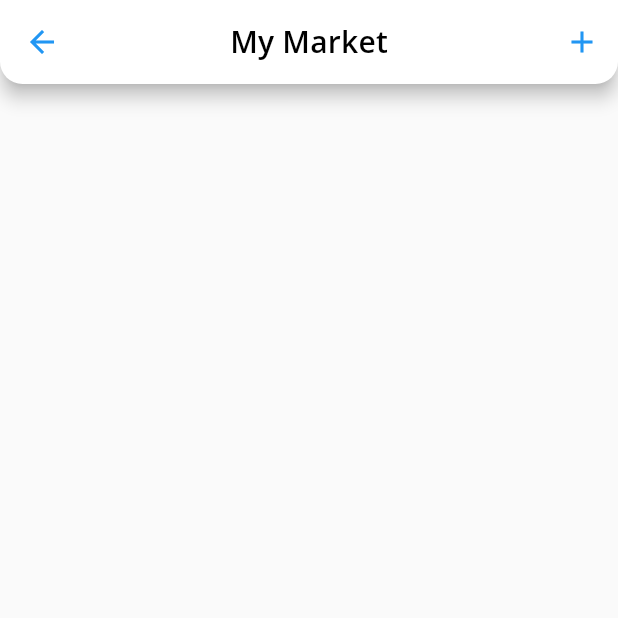
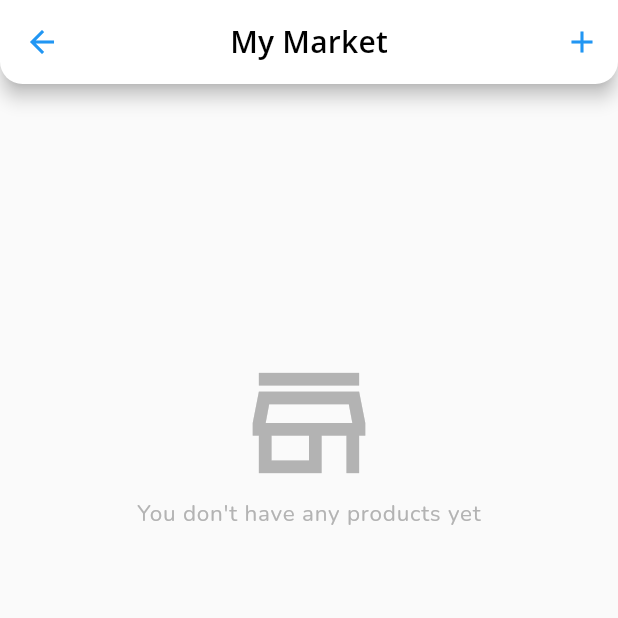
Before and after one commit to ILoveBacteria/namakala, a Flutter app: the screen it shows after launch, item 3 of the bottom bar chosen, after a tap on "My Market", on a phone screen of 412 x 824 dp, the top half of it. Run offline on Flutter 3.47's test engine with Material 2 defaults, Android fonts, the phone set to English and light mode, and no system bars; our stand-ins replace google_fonts.

Commit message:
Added empty market message on screen

```diff
--- a/lib/screens/my_market.dart
+++ b/lib/screens/my_market.dart
@@ -1,6 +1,8 @@
 import 'package:flutter/material.dart';
 import 'package:namakala/screens/add_product.dart';
 import 'package:namakala/widgets/screen_setting.dart';
+
+import '../utilities/font.dart';
 
 class MyMarket extends StatelessWidget {
   const MyMarket({Key? key}) : super(key: key);
@@ -24,7 +26,31 @@ class MyMarket extends StatelessWidget {
           ),
         ],
       ),
-      child: Container(),
+      child: _buildEmptyMarketScreen(context),
+    );
+  }
+
+  Widget _buildEmptyMarketScreen(BuildContext context) {
+    return Center(
+      child: SizedBox(
+        height: MediaQuery.of(context).size.height / 2,
+        child: Column(
+          mainAxisAlignment: MainAxisAlignment.center,
+          crossAxisAlignment: CrossAxisAlignment.center,
+          children: <Widget>[
+            const Icon(
+              Icons.store_outlined,
+              size: 100.0,
+              color: Color.fromARGB(255, 179, 179, 179),
+            ),
+            Text(
+              'You don\'t have any products yet',
+              style: Font.styleBody1(
+                  color: const Color.fromARGB(255, 179, 179, 179)),
+            ),
+          ],
+        ),
+      ),
     );
   }
 }
```
